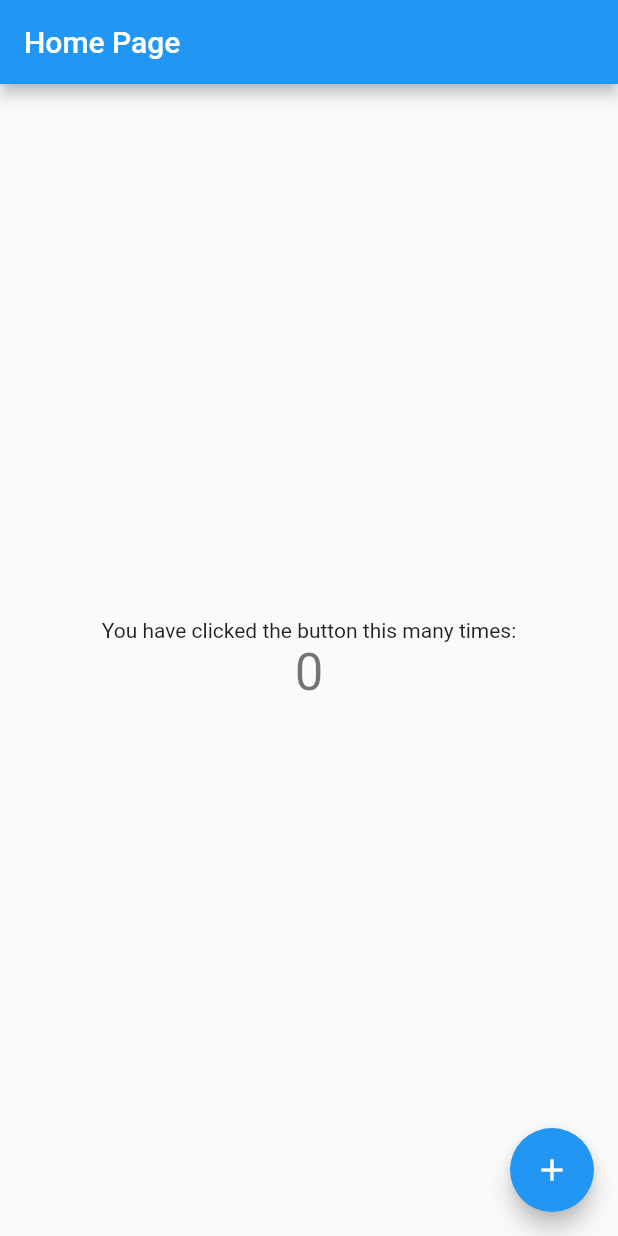
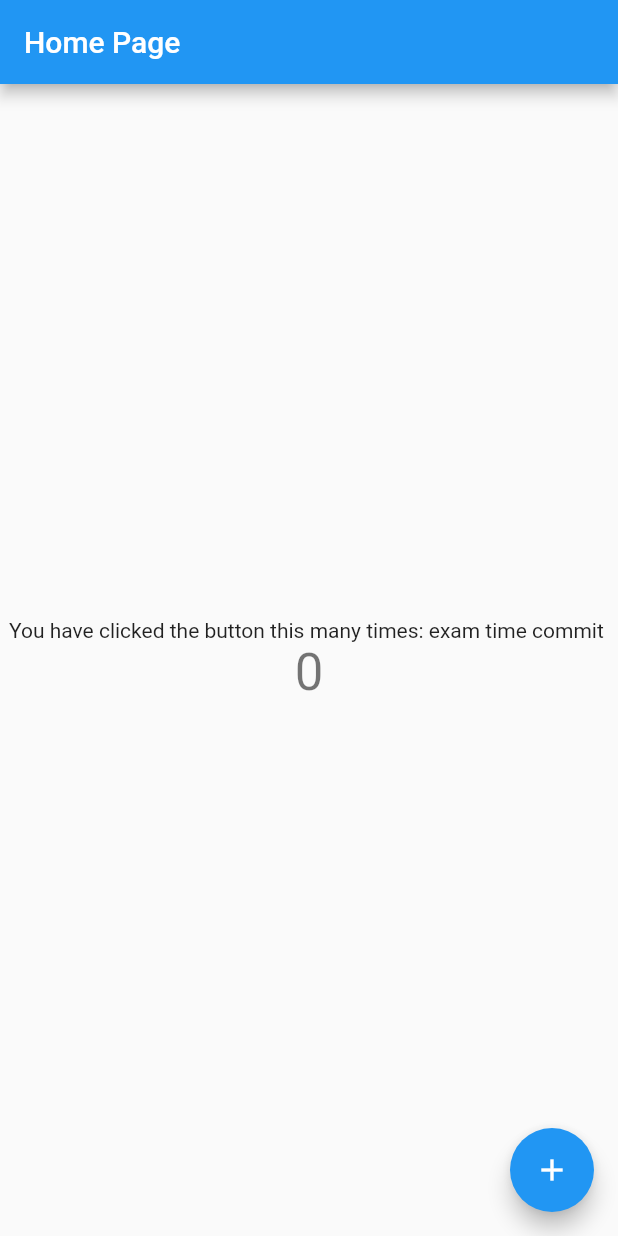
Before and after one commit to ankitojha07/flutter_app_one, a Flutter app: the screen it shows after launch, on a phone screen of 412 x 824 dp. Run offline on Flutter 3.47's test engine with Material 2 defaults, Android fonts, the phone set to English and light mode, and no system bars.

Commit message:
exam time : streak commit

```diff
--- a/lib/main.dart
+++ b/lib/main.dart
@@ -47,7 +47,7 @@ class _MyHomePageState extends State<MyHomePage> {
           mainAxisAlignment: MainAxisAlignment.center,
           children: <Widget>[
             const Text(
-              'You have clicked the button this many times:',
+              'You have clicked the button this many times: exam time commit ',
             ),
             Text(
               '$_counter',
```
